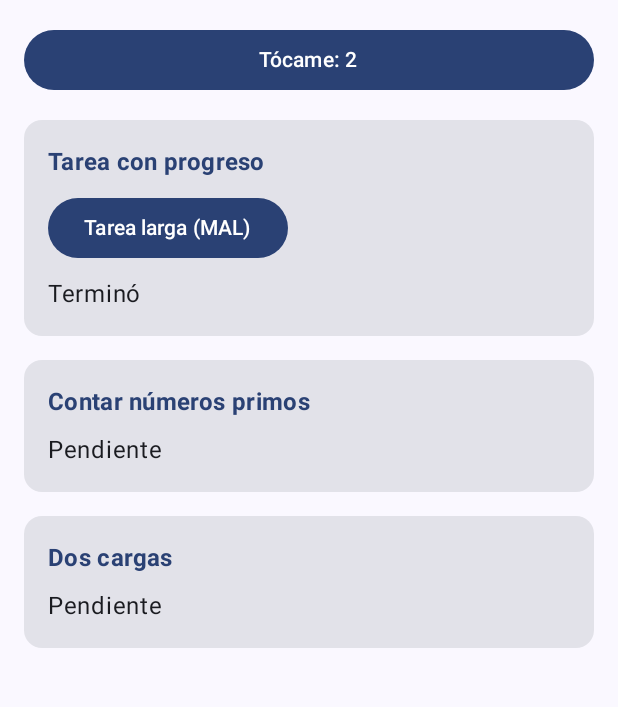
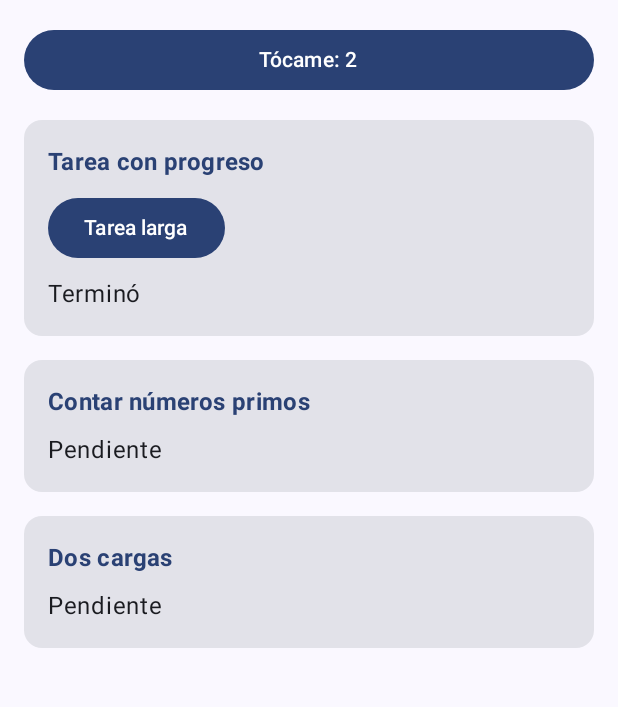
Before and after one commit to ydortizs-prog/CentroTareas, an Android app built with Jetpack Compose: the screen it shows after launch (MainActivity), after a tap on an icon or button, on a phone screen of 412 x 824 dp, the part 96-803 px from its top. Run offline under Robolectric (Android 15) with nearby library versions, the phone set to English and light mode, and no system bars; 2 other taps on this screen came first.

Commit message:
fix(hilos): mueve la tarea larga a una corrutina con withContext

```diff
--- a/app/src/main/java/com/ortiz/centrotareas/ui/PantallaTareas.kt
+++ b/app/src/main/java/com/ortiz/centrotareas/ui/PantallaTareas.kt
@@ -62,9 +62,9 @@ fun PantallaTareas(vm: TareasViewModel) {
             }
 
             Tarjeta("Tarea con progreso") {
-                // Paso 1: llama a la tarea que bloquea el hilo principal
-                Button(onClick = { vm.tareaLargaMala() }) {
-                    Text("Tarea larga (MAL)")
+                // Paso 2: la tarea larga ya no bloquea el hilo principal
+                Button(onClick = { vm.tareaLarga() }) {
+                    Text("Tarea larga")
                 }
                 // TODO Paso 3: LinearProgressIndicator y porcentaje
                 // TODO Paso 4: botones Iniciar / Cancelar
--- a/app/src/main/java/com/ortiz/centrotareas/viewmodel/TareasViewModel.kt
+++ b/app/src/main/java/com/ortiz/centrotareas/viewmodel/TareasViewModel.kt
@@ -1,12 +1,18 @@
 package com.ortiz.centrotareas.viewmodel
 
+import android.util.Log
 import androidx.lifecycle.ViewModel
+import androidx.lifecycle.viewModelScope
 import com.ortiz.centrotareas.data.TareasRepository
 import com.ortiz.centrotareas.model.CargaUi
 import com.ortiz.centrotareas.model.PrimosUi
+import kotlinx.coroutines.Dispatchers
+import kotlinx.coroutines.delay
 import kotlinx.coroutines.flow.MutableStateFlow
 import kotlinx.coroutines.flow.StateFlow
 import kotlinx.coroutines.flow.asStateFlow
+import kotlinx.coroutines.launch
+import kotlinx.coroutines.withContext
 
 class TareasViewModel(private val repo: TareasRepository) : ViewModel() {
 
@@ -14,11 +20,18 @@ class TareasViewModel(private val repo: TareasRepository) : ViewModel() {
     private val _mensaje = MutableStateFlow("Listo")
     val mensaje: StateFlow<String> = _mensaje.asStateFlow()
 
-    // Paso 1: tarea larga MAL hecha en el hilo principal (congela la pantalla a propósito)
-    fun tareaLargaMala() {
-        _mensaje.value = "Trabajando..."
-        Thread.sleep(4000)
-        _mensaje.value = "Terminó"
+    // Paso 2: reemplaza a tareaLargaMala(). La espera va en segundo plano con una corrutina
+    fun tareaLarga() {
+        viewModelScope.launch {
+            _mensaje.value = "Trabajando..."
+            Log.d("HILO", "Antes: ${Thread.currentThread().name}")
+            withContext(Dispatchers.Default) {
+                Log.d("HILO", "Dentro: ${Thread.currentThread().name}")
+                delay(4000)
+            }
+            Log.d("HILO", "Despues: ${Thread.currentThread().name}")
+            _mensaje.value = "Terminó"
+        }
     }
 
     // TODO Paso 2: fun tareaLarga()
```
